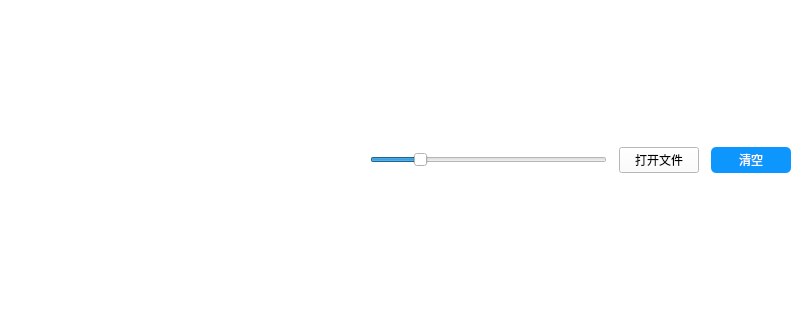
ZhengJunX/3DViewer, file MainWindow.ui: the form before one commit; both pictures show x 0 to 800 and y 84 to 404 of the 800 by 500 pixel window.
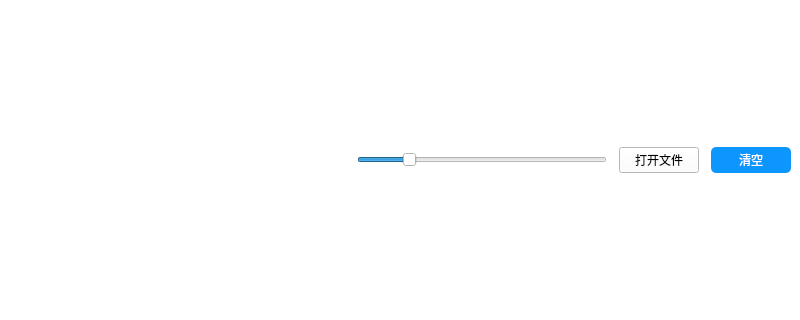
The form after the commit. Icons and pictures are not drawn.

```diff
--- a/MainWindow.ui
+++ b/MainWindow.ui
@@ -43,6 +43,18 @@
       </property>
       <item>
        <widget class="QLabel" name="LabelStatus">
+        <property name="minimumSize">
+         <size>
+          <width>80</width>
+          <height>0</height>
+         </size>
+        </property>
+        <property name="maximumSize">
+         <size>
+          <width>80</width>
+          <height>16777215</height>
+         </size>
+        </property>
         <property name="text">
          <string/>
         </property>
@@ -65,13 +77,13 @@
        <widget class="QSlider" name="Slider">
         <property name="minimumSize">
          <size>
-          <width>0</width>
+          <width>250</width>
           <height>20</height>
          </size>
         </property>
         <property name="maximumSize">
          <size>
-          <width>16777215</width>
+          <width>250</width>
           <height>20</height>
          </size>
         </property>
```
Left out of the diff: 52 changed lines with no effect on the pictures.
